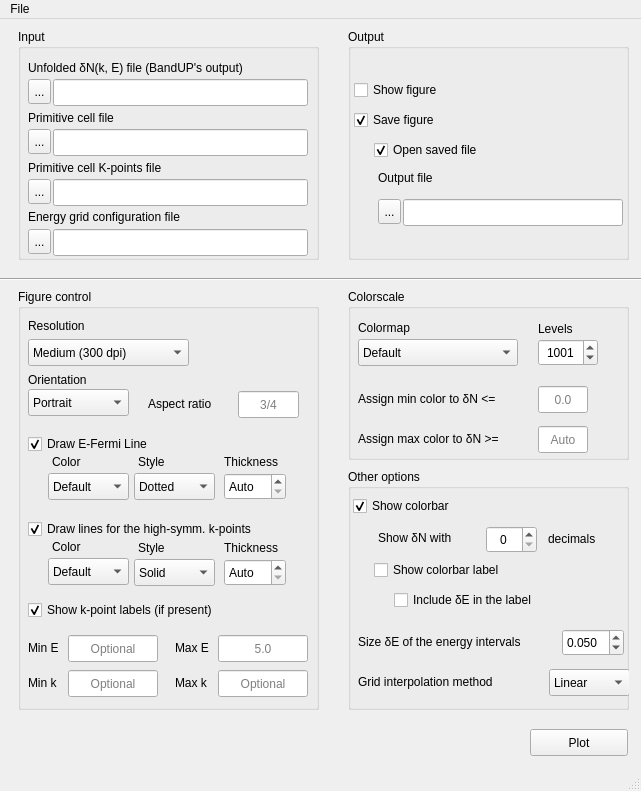
Above: bandupy/BandUP_plot_GUI.ui from band-unfolding/bandup before the change. Below: the same form after it.
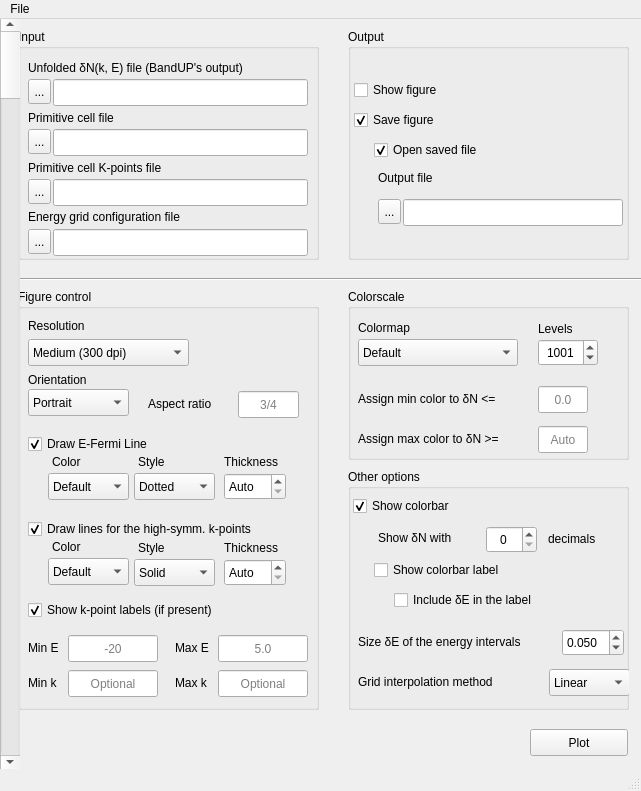
That is the form after the change.

Commit message: Some python2<->python3 portability stuff, plus some work on PyQt4-->PyQt5 for the plot gui

What changed in the file:
```diff
--- a/bandupy/BandUP_plot_GUI.ui
+++ b/bandupy/BandUP_plot_GUI.ui
@@ -747,7 +747,7 @@
       <set>Qt::AlignCenter</set>
      </property>
      <property name="placeholderText">
-      <string>Optional</string>
+      <string>-20</string>
      </property>
     </widget>
    </widget>
@@ -1226,6 +1226,22 @@
      <string>Plot</string>
     </property>
    </widget>
+   <widget class="QScrollBar" name="verticalScrollBar">
+    <property name="geometry">
+     <rect>
+      <x>0</x>
+      <y>-1</y>
+      <width>20</width>
+      <height>751</height>
+     </rect>
+    </property>
+    <property name="mouseTracking">
+     <bool>true</bool>
+    </property>
+    <property name="orientation">
+     <enum>Qt::Vertical</enum>
+    </property>
+   </widget>
   </widget>
   <widget class="QStatusBar" name="statusbar"/>
   <widget class="QMenuBar" name="menubar">
```
Left out of the diff: 8 changed lines with no effect on the pictures. The commit also changes 9 other files.
